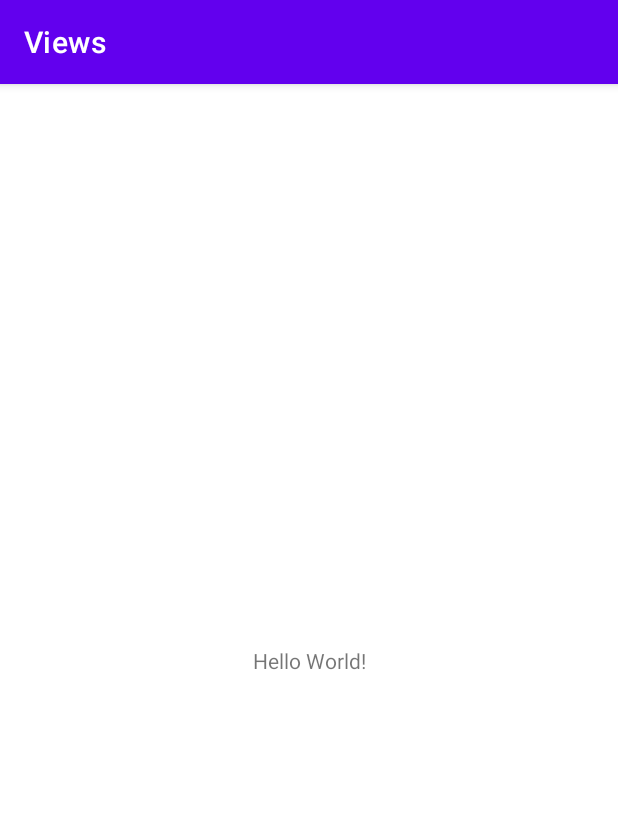
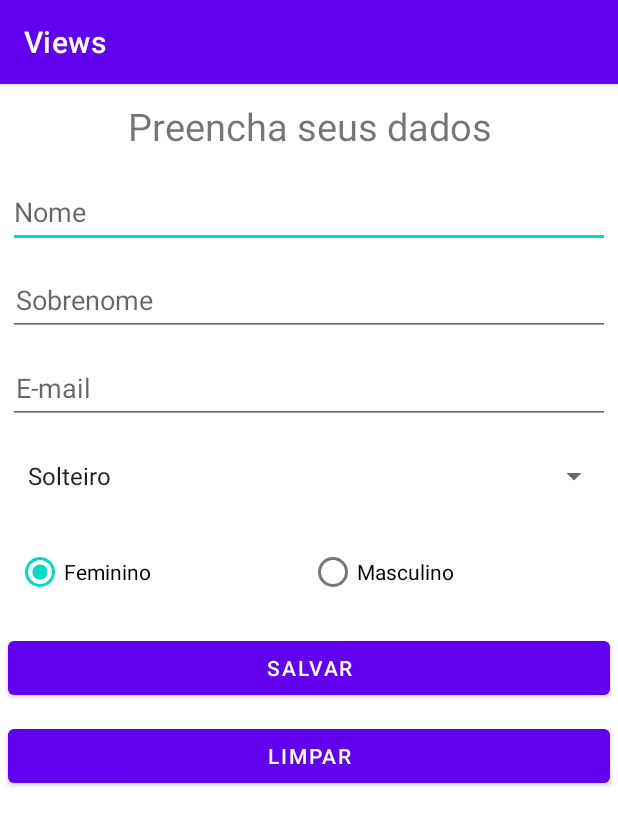
Before and after one commit to repersch/pdm_views, an Android app: the screen it shows after launch (MainActivity), on a phone screen of 412 x 824 dp. Shown: the top 826 px of the screen. Run offline under Robolectric (Android 15) with nearby library versions, the phone set to English and light mode, and no system bars.

```diff
--- a/app/src/main/AndroidManifest.xml
+++ b/app/src/main/AndroidManifest.xml
@@ -7,9 +7,9 @@
         android:allowBackup="true"
         android:dataExtractionRules="@xml/data_extraction_rules"
         android:fullBackupContent="@xml/backup_rules"
-        android:icon="@mipmap/ic_launcher"
+        android:icon="@mipmap/ic_views_round"
         android:label="@string/app_name"
-        android:roundIcon="@mipmap/ic_launcher_round"
+        android:roundIcon="@mipmap/ic_views_round"
         android:supportsRtl="true"
         android:theme="@style/Theme.Views"
         tools:targetApi="31">
--- a/app/src/main/java/br/edu/ifsp/scl/ads/pdm/views/MainActivity.java
+++ b/app/src/main/java/br/edu/ifsp/scl/ads/pdm/views/MainActivity.java
@@ -3,6 +3,8 @@ package br.edu.ifsp.scl.ads.pdm.views;
 import androidx.appcompat.app.AppCompatActivity;
 
 import android.os.Bundle;
+import android.view.View;
+import android.widget.Toast;
 
 import br.edu.ifsp.scl.ads.pdm.views.databinding.ActivityMainBinding;
 
@@ -18,4 +20,12 @@ public class MainActivity extends AppCompatActivity {
         amb = ActivityMainBinding.inflate(getLayoutInflater());
         setContentView(amb.getRoot());
     }
+
+    public void onClickBotao(View botao) {
+        if (botao.getId() == R.id.salvarBt) {
+            Toast.makeText(this, "Clicou em Salvar", Toast.LENGTH_SHORT).show();
+        } else {
+            Toast.makeText(this, "Clicou no Limpar", Toast.LENGTH_SHORT).show();
+        }
+    }
 }
--- a/app/src/main/res/layout/activity_main.xml
+++ b/app/src/main/res/layout/activity_main.xml
@@ -1,18 +1,103 @@
 <?xml version="1.0" encoding="utf-8"?>
-<androidx.constraintlayout.widget.ConstraintLayout xmlns:android="http://schemas.android.com/apk/res/android"
+<LinearLayout xmlns:android="http://schemas.android.com/apk/res/android"
     xmlns:app="http://schemas.android.com/apk/res-auto"
     xmlns:tools="http://schemas.android.com/tools"
     android:layout_width="match_parent"
     android:layout_height="match_parent"
+    android:orientation="vertical"
     tools:context=".MainActivity">
 
     <TextView
-        android:layout_width="wrap_content"
+        android:layout_width="match_parent"
         android:layout_height="wrap_content"
-        android:text="Hello World!"
-        app:layout_constraintBottom_toBottomOf="parent"
-        app:layout_constraintEnd_toEndOf="parent"
-        app:layout_constraintStart_toStartOf="parent"
-        app:layout_constraintTop_toTopOf="parent" />
+        android:textSize="25sp"
+        android:gravity="center_horizontal"
+        android:layout_margin="5dp"
+        android:padding="5dp"
+        android:text="@string/preencha_seus_dados" />
 
-</androidx.constraintlayout.widget.ConstraintLayout>
+    <EditText
+        android:layout_width="match_parent"
+        android:layout_height="wrap_content"
+        android:id="@+id/nomeEt"
+        android:inputType="textPersonName"
+        android:hint="@string/nome"
+        android:minHeight="48dp"
+        android:importantForAutofill="no"
+        android:layout_margin="5dp" />
+
+    <EditText
+        android:id="@+id/sobrenomeEt"
+        android:layout_width="match_parent"
+        android:layout_height="wrap_content"
+        android:inputType="textPersonName"
+        android:hint="@string/sobrenome"
+        android:minHeight="48dp"
+        android:padding="5dp"
+        android:layout_margin="5dp"
+        android:importantForAutofill="no" />
+
+    <EditText
+        android:id="@+id/emailEt"
+        android:layout_width="match_parent"
+        android:layout_height="wrap_content"
+        android:inputType="textEmailAddress"
+        android:hint="@string/email"
+        android:minHeight="48dp"
+        android:padding="5dp"
+        android:layout_margin="5dp"
+        android:importantForAutofill="no" />
+
+    <Spinner
+        android:id="@+id/estadoCivilSp"
+        android:layout_width="match_parent"
+        android:layout_height="wrap_content"
+        android:entries="@array/estado_civil"
+        android:minHeight="48dp"
+        android:padding="5dp"
+        android:layout_margin="5dp" />
+
+    <RadioGroup
+        android:layout_width="match_parent"
+        android:layout_height="wrap_content"
+        android:orientation="horizontal"
+        android:minHeight="48dp"
+        android:padding="5dp"
+        android:layout_margin="5dp" >
+
+        <RadioButton
+            android:id="@+id/femininoRb"
+            android:layout_width="0dp"
+            android:layout_height="wrap_content"
+            android:text="@string/feminino"
+            android:layout_weight="1"
+            android:checked="true" />
+
+        <RadioButton
+            android:id="@+id/masculinoRb"
+            android:layout_width="0dp"
+            android:layout_height="wrap_content"
+            android:text="@string/masculino"
+            android:layout_weight="1" />
+
+    </RadioGroup>
+
+    <Button
+        android:id="@+id/salvarBt"
+        android:layout_width="match_parent"
+        android:layout_height="wrap_content"
+        android:text="@string/salvar"
+        android:onClick="onClickBotao"
+        android:padding="5dp"
+        android:layout_margin="5dp"
+        tools:ignore="OnClick" />
+
+    <Button
+        android:id="@+id/limparBt"
+        android:layout_width="match_parent"
+        android:layout_height="wrap_content"
+        android:text="@string/limpar"
+        android:onClick="onClickBotao"
+        android:padding="5dp"
+        android:layout_margin="5dp"/>
+</LinearLayout>
--- a/app/src/main/res/values/strings.xml
+++ b/app/src/main/res/values/strings.xml
@@ -1,3 +1,17 @@
 <resources>
     <string name="app_name">Views</string>
+    <string name="preencha_seus_dados">Preencha seus dados</string>
+    <string name="nome">Nome</string>
+    <string name="sobrenome">Sobrenome</string>
+    <string name="email">E-mail</string>
+    <string name="feminino">Feminino</string>
+    <string name="masculino">Masculino</string>
+    <string name="salvar">Salvar</string>
+    <string name="limpar">Limpar</string>
+
+    <string-array name="estado_civil">
+        <item>Solteiro</item>
+        <item>Casado</item>
+        <item>Viuvo</item>
+    </string-array>
 </resources>
```
